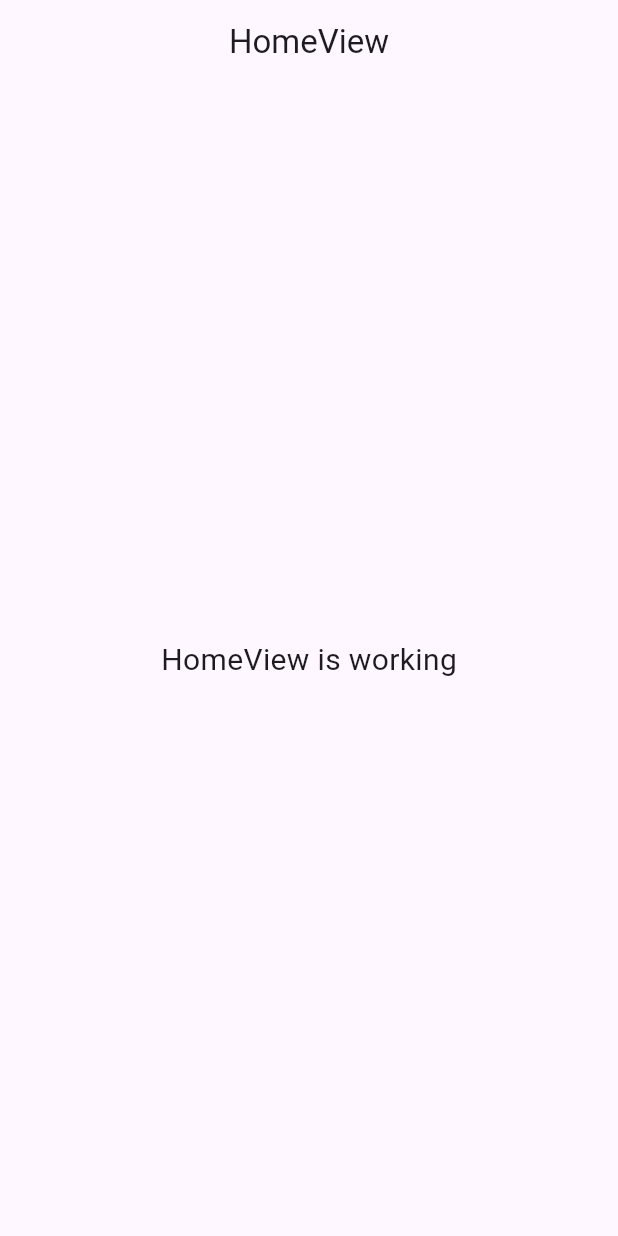
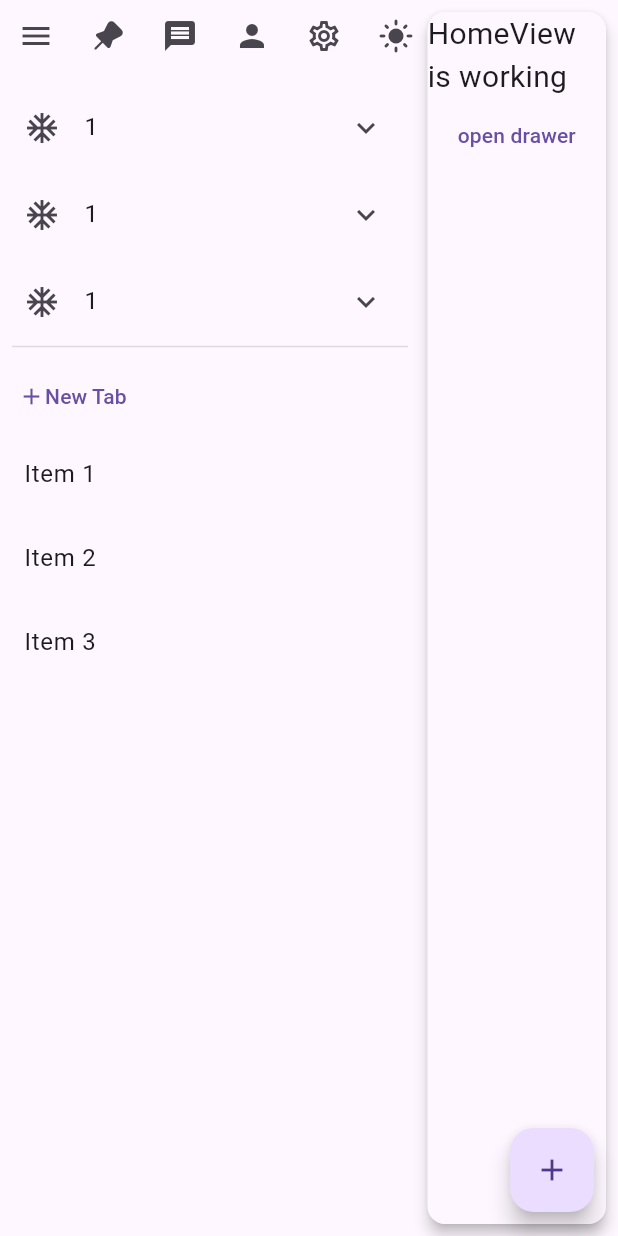
Before and after one commit to alook123/apevolo_flutter, a Flutter app: the screen it shows after launch, on a phone screen of 412 x 824 dp. Run offline on Flutter 3.47's test engine with Material 3 defaults, Android fonts, the light colour scheme and no system bars; our stand-ins replace fluentui_system_icons, get.

Commit message:
主界面大概设计

```diff
--- a/src/apevolo_flutter/lib/app/modules/home/controllers/home_controller.dart
+++ b/src/apevolo_flutter/lib/app/modules/home/controllers/home_controller.dart
@@ -1,9 +1,12 @@
 import 'package:get/get.dart';
 
 class HomeController extends GetxController {
-  //TODO: Implement HomeController
+  final RxBool menuOpen = true.obs;
 
-  final count = 0.obs;
+  final RxDouble verticalMenuWidth = 280.0.obs;
+
+  final RxBool resizeMouse = false.obs;
+
   @override
   void onInit() {
     super.onInit();
@@ -18,6 +21,4 @@ class HomeController extends GetxController {
   void onClose() {
     super.onClose();
   }
-
-  void increment() => count.value++;
 }
--- /dev/null
+++ b/src/apevolo_flutter/lib/app/modules/home/views/home_vertical_menu_view.dart
@@ -0,0 +1,175 @@
+import 'package:fluentui_system_icons/fluentui_system_icons.dart';
+import 'package:flutter/material.dart';
+
+import 'package:get/get.dart';
+
+class HomeVerticalMenuView extends GetView {
+  HomeVerticalMenuView({Key? key, Function()? onPressed}) : super(key: key) {
+    _onPressed = onPressed;
+  }
+  late final Function()? _onPressed;
+  @override
+  Widget build(BuildContext context) {
+    return ListView(
+      children: [
+        Row(
+          mainAxisAlignment: MainAxisAlignment.spaceBetween,
+          children: [
+            IconButton(
+              onPressed: _onPressed,
+              icon: const Icon(Icons.menu_sharp),
+            ),
+            Row(
+              children: [
+                IconButton(
+                  onPressed: () {},
+                  icon: const Icon(FluentIcons.pin_12_filled),
+                ),
+                IconButton(
+                  onPressed: () {},
+                  icon: const Icon(Icons.message),
+                ),
+                IconButton(
+                  onPressed: () {},
+                  icon: const Icon(Icons.person),
+                ),
+                IconButton(
+                  onPressed: () {},
+                  icon: const Icon(Icons.settings_outlined),
+                ),
+                IconButton(
+                  onPressed: () {
+                    Get.changeThemeMode(ThemeMode.dark);
+                  },
+                  icon: const Icon(Icons.light_mode),
+                ),
+              ],
+            ),
+          ],
+        ),
+        Expanded(
+          child: Container(
+            margin: EdgeInsets.only(top: 8, bottom: 8),
+            child: ListView(
+              shrinkWrap: true,
+              children: [
+                const Column(
+                  children: [
+                    ExpansionTile(
+                      leading: Icon(Icons.ac_unit_sharp),
+                      title: Text("1"),
+                      children: [
+                        ListTile(
+                          title: Text('Item 1'),
+                        ),
+                        ListTile(
+                          title: Text('Item 1'),
+                        ),
+                        ListTile(
+                          title: Text('Item 1'),
+                        ),
+                        ListTile(
+                          title: Text('Item 1'),
+                        ),
+                        ListTile(
+                          title: Text('Item 1'),
+                        ),
+                        ListTile(
+                          title: Text('Item 1'),
+                        ),
+                        ListTile(
+                          title: Text('Item 1'),
+                        ),
+                        ListTile(
+                          title: Text('Item 1'),
+                        ),
+                        ListTile(
+                          title: Text('Item 1'),
+                        ),
+                        ListTile(
+                          title: Text('Item 1'),
+                        ),
+                        ListTile(
+                          title: Text('Item 1'),
+                        ),
+                        ListTile(
+                          title: Text('Item 1'),
+                        ),
+                        ListTile(
+                          title: Text('Item 1'),
+                        ),
+                        ListTile(
+                          title: Text('Item 1'),
+                        ),
+                        ListTile(
+                          title: Text('Item 1'),
+                        ),
+                        ListTile(
+                          title: Text('Item 1'),
+                        ),
+                      ],
+                    ),
+                    ExpansionTile(
+                      leading: Icon(Icons.ac_unit_sharp),
+                      title: Text("1"),
+                      children: [
+                        ListTile(
+                          title: Text('Item 1'),
+                        )
+                      ],
+                    ),
+                    ExpansionTile(
+                      leading: Icon(Icons.ac_unit_sharp),
+                      title: Text("1"),
+                      children: [
+                        ListTile(
+                          title: Text('Item 1'),
+                        )
+                      ],
+                    ),
+                  ],
+                ),
+
+                //加一条横行的分割线
+                const Divider(
+                  height: 2,
+                  color: Colors.black12,
+                  indent: 8,
+                  endIndent: 8,
+                ),
+                Container(
+                  margin: const EdgeInsets.only(top: 8, bottom: 8),
+                  child: Column(
+                    children: [
+                      TextButton(
+                        onPressed: () {},
+                        child: const Row(
+                          children: [
+                            Icon(Icons.add),
+                            Text('New Tab'),
+                          ],
+                        ),
+                      ),
+                      ListTile(
+                        title: const Text('Item 1'),
+                        onTap: () {},
+                      ),
+                      ListTile(
+                        title: const Text('Item 2'),
+                        onTap: () {},
+                      ),
+                      ListTile(
+                        title: const Text('Item 3'),
+                        onTap: () {},
+                      ),
+                    ],
+                  ),
+                ),
+              ],
+            ),
+          ),
+        ),
+      ],
+    );
+  }
+}
--- a/src/apevolo_flutter/lib/app/modules/home/views/home_view.dart
+++ b/src/apevolo_flutter/lib/app/modules/home/views/home_view.dart
@@ -1,4 +1,7 @@
+import 'package:apevolo_flutter/app/modules/home/views/home_horizontal_menu_view.dart';
+import 'package:apevolo_flutter/app/modules/home/views/home_vertical_menu_view.dart';
 import 'package:flutter/material.dart';
+import 'package:flutter/rendering.dart';
 
 import 'package:get/get.dart';
 
@@ -6,18 +9,116 @@ import '../controllers/home_controller.dart';
 
 class HomeView extends GetView<HomeController> {
   const HomeView({Key? key}) : super(key: key);
+
   @override
   Widget build(BuildContext context) {
+    final GlobalKey<ScaffoldState> scaffoldKey = GlobalKey<ScaffoldState>();
     return Scaffold(
-      appBar: AppBar(
-        title: const Text('HomeView'),
-        centerTitle: true,
+      key: scaffoldKey,
+      body: Flex(
+        direction: Axis.horizontal,
+        children: [
+          Obx(
+            () => Visibility(
+              visible: controller.menuOpen.value,
+              child: ConstrainedBox(
+                constraints: BoxConstraints(
+                  minWidth: 100.0, // 设置最小高度
+                ),
+                child: Container(
+                  width: controller.verticalMenuWidth.value,
+                  child: HomeVerticalMenuView(
+                    onPressed: () {
+                      controller.menuOpen.value = false;
+                    },
+                  ),
+                ),
+              ),
+            ),
+          ),
+          Obx(
+            () => MouseRegion(
+              cursor: SystemMouseCursors.resizeColumn,
+              child: Listener(
+                onPointerMove: (event) {
+                  double width =
+                      controller.verticalMenuWidth.value + event.delta.dx;
+                  if (width < 250 || width > 800) return;
+                  controller.verticalMenuWidth.value += event.delta.dx;
+                },
+                onPointerHover: (event) {
+                  controller.resizeMouse.value = true;
+                },
+                child: Container(
+                  width: 5,
+                  color: controller.resizeMouse.value
+                      ? Theme.of(context).colorScheme.primary
+                      : Colors.transparent,
+                  //color: Colors.blue,
+                ),
+              ),
+              onExit: (event) => controller.resizeMouse.value = false,
+            ),
+          ),
+          Expanded(
+            flex: 3,
+            child: Card(
+              margin: const EdgeInsets.fromLTRB(0, 8, 8, 8),
+              elevation: 4,
+              clipBehavior: Clip.antiAlias,
+              child: Scaffold(
+                body: Column(
+                  children: [
+                    Obx(
+                      () => HomeHorizontalMenuView(
+                        visible: !controller.menuOpen.value,
+                        onPressed: () {
+                          scaffoldKey.currentState!.openDrawer();
+                        },
+                      ),
+                    ),
+                    Expanded(
+                      child: Center(
+                        child: Column(
+                          children: [
+                            const Text(
+                              'HomeView is working',
+                              style: TextStyle(fontSize: 20),
+                            ),
+                            TextButton(
+                              onPressed: () {
+                                scaffoldKey.currentState!.openDrawer();
+                              },
+                              child: Text("open drawer"),
+                            ),
+                          ],
+                        ),
+                      ),
+                    ),
+                  ],
+                ),
+              ),
+            ),
+          ),
+        ],
       ),
-      body: const Center(
-        child: Text(
-          'HomeView is working',
-          style: TextStyle(fontSize: 20),
+      drawer: Obx(
+        () => Container(
+          width: controller.verticalMenuWidth.value,
+          child: Card(
+            margin: const EdgeInsets.only(left: 8, top: 8, bottom: 8),
+            child: HomeVerticalMenuView(
+              onPressed: () {
+                controller.menuOpen.value = true;
+                scaffoldKey.currentState!.closeDrawer();
+              },
+            ),
+          ),
         ),
+      ),
+      floatingActionButton: FloatingActionButton(
+        onPressed: () {},
+        child: const Icon(Icons.add),
       ),
     );
   }
```
Also changed, not shown: src/apevolo_flutter/lib/app/modules/home/views/home_horizontal_menu_view.dart (added, +58 -0 lines), src/apevolo_flutter/lib/main.dart (+5 -4 lines), src/apevolo_flutter/pubspec.yaml (+10 -9 lines), src/apevolo_flutter/pubspec.lock, 2 other files.
